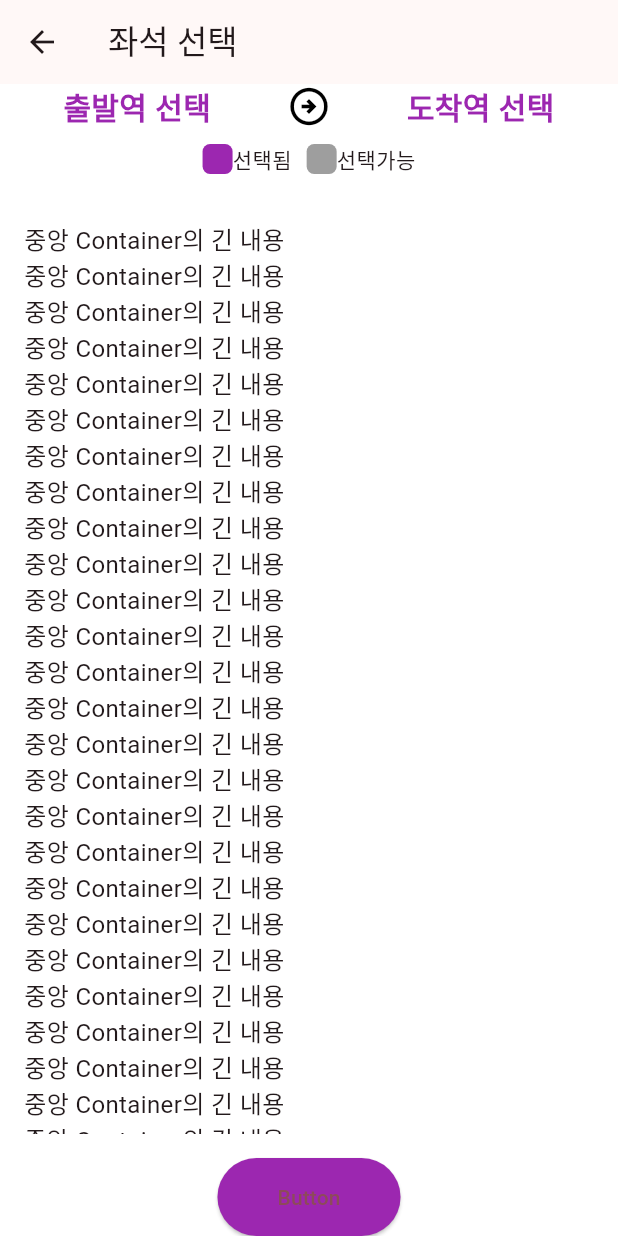
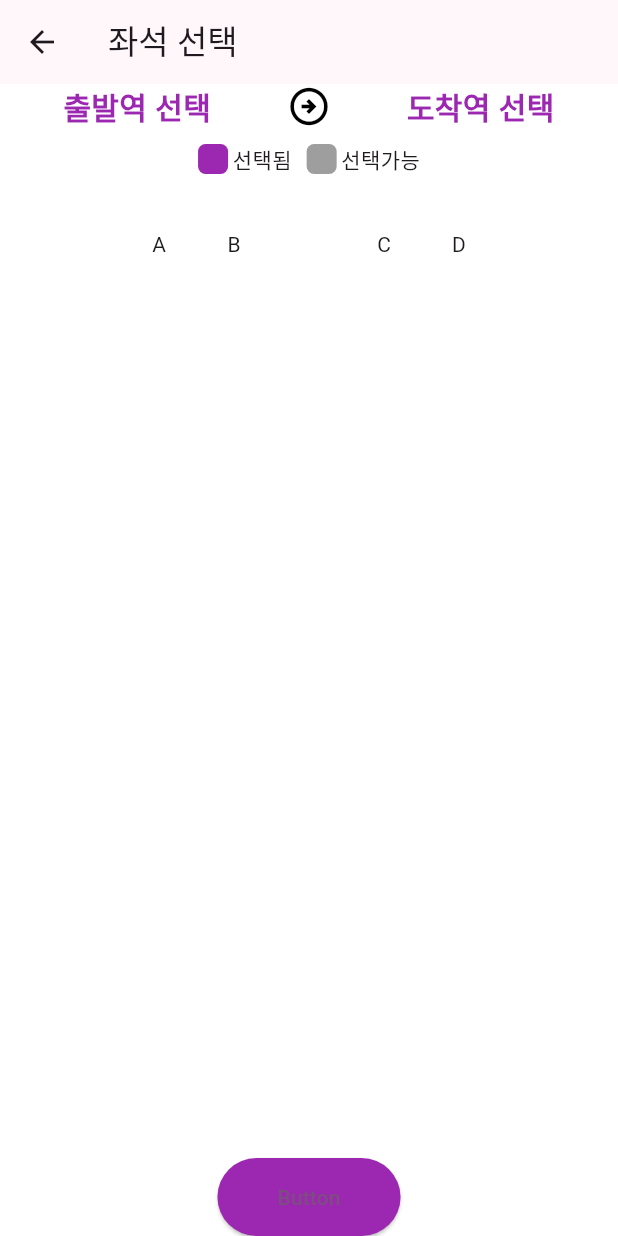
Before and after one commit to ballalssica/flutter_train_app, a Flutter app: the screen it shows after launch, after a tap on "좌석선택", on a phone screen of 412 x 824 dp. Run offline on Flutter 3.47's test engine with Material 3 defaults, Android fonts, the phone set to English and light mode, and no system bars.

Commit message:
chore: SeatBoxHeader
좌석선택페이지 좌석선택영역 헤더완료

```diff
--- a/lib/main.dart
+++ b/lib/main.dart
@@ -20,7 +20,7 @@ class MyApp extends StatelessWidget {
      theme: ThemeData(
         useMaterial3: true,
         colorScheme: ColorScheme.fromSeed(
-          seedColor: Colors.pinkAccent),
+          seedColor: Colors.purple),
         brightness: Brightness.light,
         scaffoldBackgroundColor: Colors.white70,
       ),
--- a/lib/seat/widgets/seat_choose.dart
+++ b/lib/seat/widgets/seat_choose.dart
@@ -1,4 +1,3 @@
-
 import 'package:flutter/material.dart';
 
 class SeatChoose extends StatelessWidget {
@@ -11,9 +10,12 @@ class SeatChoose extends StatelessWidget {
           color: Colors.white,
           child: Padding(
             padding: EdgeInsets.all(16.0),
-                    child: Text(
-                      '중앙 Container의 긴 내용\n' * 40,
-                      style: TextStyle(fontSize: 16),
+            child: Column(
+              crossAxisAlignment: CrossAxisAlignment.center,
+              children: [
+                SeatChooseHeader(),
+                // 아래에 다른 위젯들을 추가할 수 있음
+              ],
             ),
           ),
         ),
@@ -21,3 +23,43 @@ class SeatChoose extends StatelessWidget {
     );
   }
 }
+
+// 좌석선택 헤더
+class SeatChooseHeader extends StatelessWidget {
+  @override
+  Widget build(BuildContext context) {
+    return Row(
+      mainAxisAlignment: MainAxisAlignment.center,
+      children: [
+        Container(
+          width: 40,
+          height: 30,
+          child: Center(child: Text('A')),
+        ),
+        SizedBox(width: 10,),
+        Container(
+          width: 40,
+          height: 30,
+          child: Center(child: Text('B')),
+        ),
+        SizedBox(width: 10,),
+        Container(
+          width: 40,
+          height: 30,
+        ),
+        SizedBox(width: 10,),
+        Container(
+          width: 40,
+          height: 30,
+          child: Center(child: Text('C')),
+        ),
+        SizedBox(width: 10,),
+        Container(
+          width: 40,
+          height: 30,
+          child: Center(child: Text('D')),
+        ),
+      ],
+    );
+  }
+}
--- a/lib/seat/widgets/selected_station.dart
+++ b/lib/seat/widgets/selected_station.dart
@@ -65,6 +65,7 @@ class SelectedStation extends StatelessWidget{
                   borderRadius: BorderRadius.circular(5)
                 ),
               ),
+              SizedBox(width: 3,),
               Text('선택됨'),
               SizedBox(width: 10,),
               Container(
@@ -75,6 +76,7 @@ class SelectedStation extends StatelessWidget{
                   borderRadius: BorderRadius.circular(5)
                 ),
               ),
+              SizedBox(width: 3,),
               Text('선택가능')
             ],
           )
```
Lines whose indentation alone changed are shown as unchanged.
